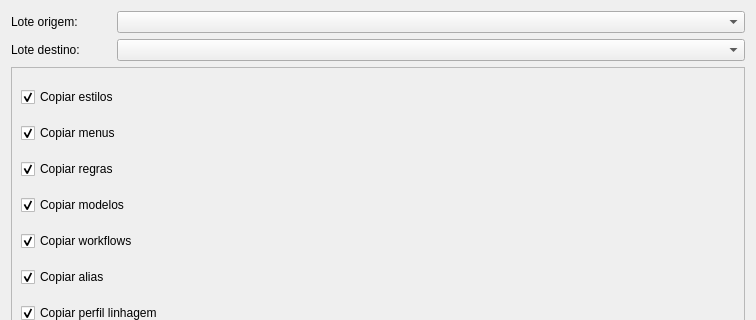
The window that uis/copySetupLot.ui (dsgoficial/SAP_Gerente) describes before a commit, drawn with Qt 5; both pictures show x 0 to 756 and y 0 to 320 of the 756 by 569 pixel window.
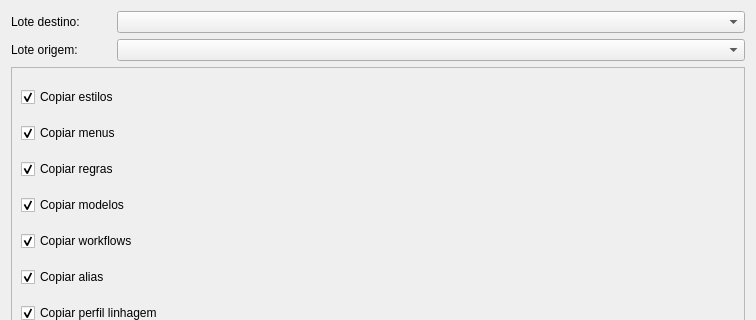
The same window after the commit.

Commit message: filtro em Copiar Configurações do Lote

What changed in the file:
```diff
--- a/uis/copySetupLot.ui
+++ b/uis/copySetupLot.ui
@@ -15,32 +15,6 @@
   </property>
   <layout class="QGridLayout" name="gridLayout">
    <item row="0" column="0">
-    <layout class="QHBoxLayout" name="horizontalLayout">
-     <item>
-      <widget class="QLabel" name="label">
-       <property name="sizePolicy">
-        <sizepolicy hsizetype="Fixed" vsizetype="Preferred">
-         <horstretch>0</horstretch>
-         <verstretch>0</verstretch>
-        </sizepolicy>
-       </property>
-       <property name="minimumSize">
-        <size>
-         <width>100</width>
-         <height>0</height>
-        </size>
-       </property>
-       <property name="text">
-        <string>Lote origem:</string>
-       </property>
-      </widget>
-     </item>
-     <item>
-      <widget class="QComboBox" name="lotSourceCb"/>
-     </item>
-    </layout>
-   </item>
-   <item row="1" column="0">
     <layout class="QHBoxLayout" name="horizontalLayout_2">
      <item>
       <widget class="QLabel" name="label_2">
@@ -66,6 +40,32 @@
      </item>
     </layout>
    </item>
+   <item row="1" column="0">
+    <layout class="QHBoxLayout" name="horizontalLayout">
+     <item>
+      <widget class="QLabel" name="label">
+       <property name="sizePolicy">
+        <sizepolicy hsizetype="Fixed" vsizetype="Preferred">
+         <horstretch>0</horstretch>
+         <verstretch>0</verstretch>
+        </sizepolicy>
+       </property>
+       <property name="minimumSize">
+        <size>
+         <width>100</width>
+         <height>0</height>
+        </size>
+       </property>
+       <property name="text">
+        <string>Lote origem:</string>
+       </property>
+      </widget>
+     </item>
+     <item>
+      <widget class="QComboBox" name="lotSourceCb"/>
+     </item>
+    </layout>
+   </item>
    <item row="3" column="0">
     <layout class="QHBoxLayout" name="horizontalLayout_3">
      <item>
```
The commit also changes 1 other file.
